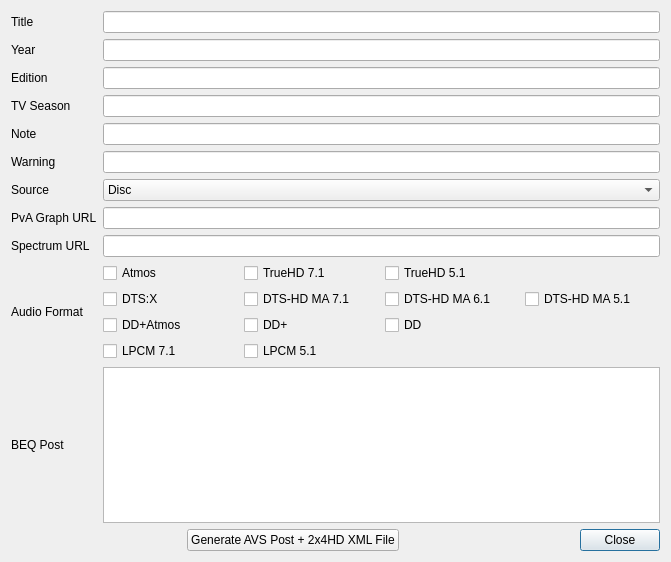
First picture: the form in src/main/python/ui/postbuilder.ui, repository 3ll3d00d/beqdesigner, before the edit.
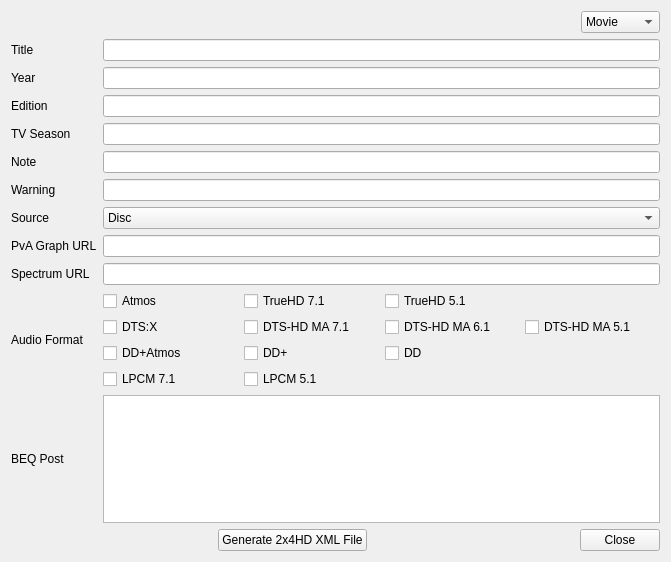
Second picture: the form after the edit.

Commit message: Added field validation, changed post build shortcut key, added move/tv selector, added live updating of the post issue #284

```diff
--- a/src/main/python/ui/postbuilder.ui
+++ b/src/main/python/ui/postbuilder.ui
@@ -14,7 +14,7 @@
    <string>AVS Post Builder</string>
   </property>
   <layout class="QGridLayout" name="gridLayout">
-   <item row="0" column="0">
+   <item row="1" column="0">
     <layout class="QGridLayout" name="dataGrid">
      <item row="8" column="2">
       <widget class="QLineEdit" name="spectrumField"/>
@@ -234,7 +234,7 @@
      </item>
     </layout>
    </item>
-   <item row="2" column="0">
+   <item row="3" column="0">
     <layout class="QGridLayout" name="buttonGrid">
      <item row="0" column="2">
       <spacer name="leadingSpacer">
@@ -254,6 +254,9 @@
        <property name="text">
         <string>Close</string>
        </property>
+       <property name="autoDefault">
+        <bool>false</bool>
+       </property>
        <property name="default">
         <bool>false</bool>
        </property>
@@ -275,15 +278,35 @@
      <item row="0" column="1">
       <widget class="QPushButton" name="generateButton">
        <property name="text">
-        <string>Generate AVS Post + 2x4HD XML File</string>
+        <string>Generate 2x4HD XML File</string>
        </property>
        <property name="autoDefault">
-        <bool>true</bool>
+        <bool>false</bool>
        </property>
       </widget>
      </item>
     </layout>
    </item>
+   <item row="0" column="0" alignment="Qt::AlignRight">
+    <widget class="QComboBox" name="comboBox">
+     <property name="maximumSize">
+      <size>
+       <width>250</width>
+       <height>16777215</height>
+      </size>
+     </property>
+     <item>
+      <property name="text">
+       <string>Movie</string>
+      </property>
+     </item>
+     <item>
+      <property name="text">
+       <string>TV Show</string>
+      </property>
+     </item>
+    </widget>
+   </item>
   </layout>
  </widget>
  <tabstops>
```
Left out of the diff: 468 changed lines with no effect on the pictures. The commit also changes 4 other files.
